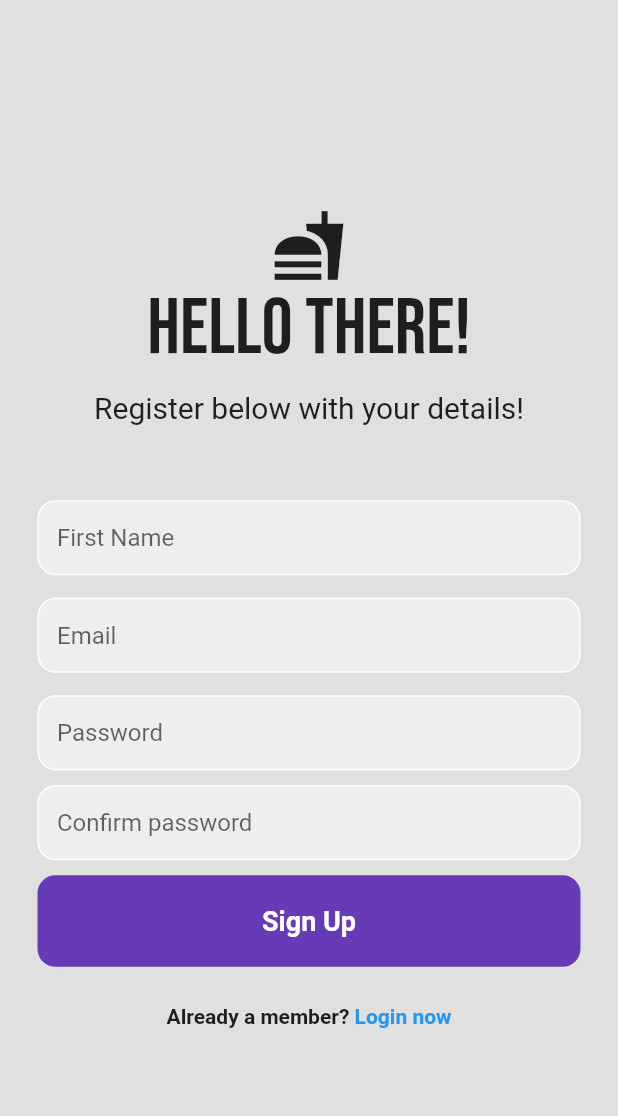
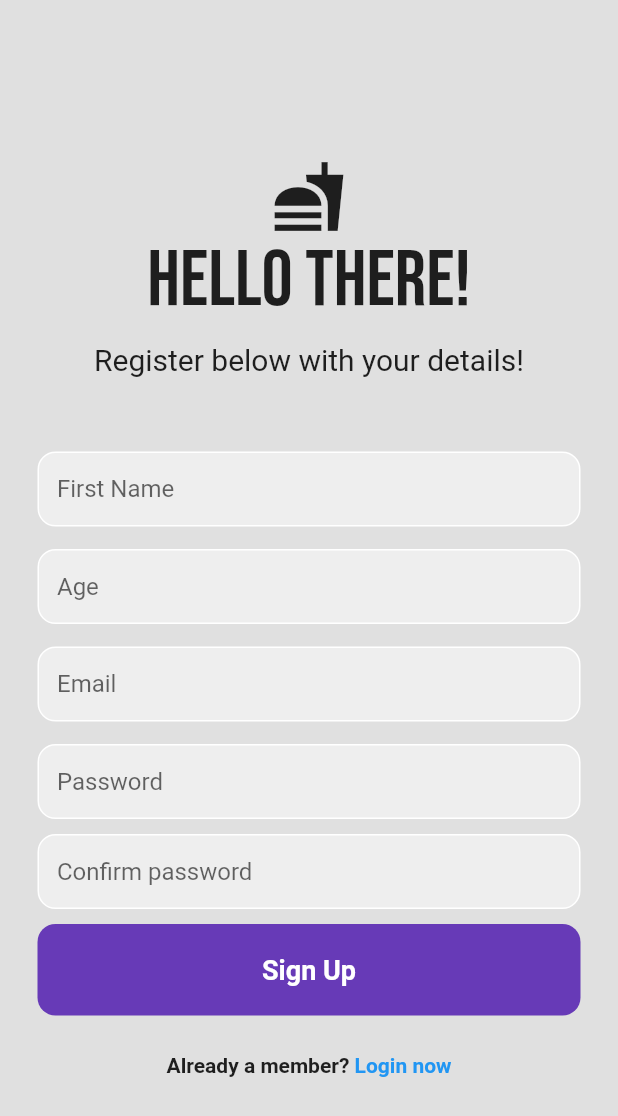
Before and after one commit to starig/starig-flutter-auth, a Flutter app: the RegisterPage screen opened directly with empty values, after a tap on "Sign Up", on a phone screen of 412 x 824 dp. Shown: the top 1116 px of the screen. Run offline on Flutter 3.47's test engine with Material 2 defaults, Android fonts, the phone set to English and light mode, and no system bars; our stand-ins replace cloud_firestore, firebase_auth, firebase_core, google_fonts; accounts and stored records are empty; network calls fail.

```diff
--- a/lib/pages/register_page.dart
+++ b/lib/pages/register_page.dart
@@ -20,6 +20,7 @@ class _RegisterPageState extends State<RegisterPage> {
   final _passwordController = TextEditingController();
   final _confirmPasswordController = TextEditingController();
   final _firstnameController = TextEditingController();
+  final _ageController = TextEditingController();
 
   @override
   void dispose() {
@@ -37,14 +38,19 @@ class _RegisterPageState extends State<RegisterPage> {
       );
 
       // add user details
-      addUserDetails(_firstnameController.text.trim());
+      addUserDetails(
+        _firstnameController.text.trim(),
+        int.parse(_ageController.text.trim()),
+      );
     }
   }
 
-  Future addUserDetails(String firstname) async {
-    FirebaseFirestore.instance.collection('users').add({
-      'first name': firstname
-    }).then((value) => null).catchError((e) => print(e));
+  Future addUserDetails(String firstname, int age) async {
+    FirebaseFirestore.instance
+        .collection('users')
+        .add({'first name': firstname, 'age': age})
+        .then((value) => null)
+        .catchError((e) => print(e));
   }
 
   bool passwordConfirmed() {
@@ -119,6 +125,31 @@ class _RegisterPageState extends State<RegisterPage> {
                       child: Padding(
                         padding: const EdgeInsets.symmetric(horizontal: 12.0),
                         child: TextField(
+                          keyboardType: TextInputType.number,
+                          controller: _ageController,
+                          decoration: InputDecoration(
+                            border: InputBorder.none,
+                            hintText: 'Age',
+                          ),
+                        ),
+                      ),
+                    ),
+                  ),
+                  SizedBox(
+                    height: 15,
+                  ),
+                  Padding(
+                    padding: const EdgeInsets.symmetric(horizontal: 25.0),
+                    child: Container(
+                      decoration: BoxDecoration(
+                        color: Colors.grey[200],
+                        border: Border.all(color: Colors.white),
+                        borderRadius: BorderRadius.circular(12),
+                      ),
+                      child: Padding(
+                        padding: const EdgeInsets.symmetric(horizontal: 12.0),
+                        child: TextField(
+                          keyboardType: TextInputType.emailAddress,
                           controller: _emailController,
                           decoration: InputDecoration(
                             border: InputBorder.none,
--- a/lib/read_data/get_user_name.dart
+++ b/lib/read_data/get_user_name.dart
@@ -19,7 +19,7 @@ class GetUserName extends StatelessWidget {
           if (snapshot.connectionState == ConnectionState.done) {
             Map<String, dynamic> data =
                 snapshot.data!.data() as Map<String, dynamic>;
-            return Text('First Name: ${data['first name']}');
+            return Text('${data['first name']}, ${data['age']}');
           } else {
             return Text('Loading..');
           }
```
Also changed, not shown: lib/pages/home_page.dart (+21 -5 lines). Lines whose indentation alone changed are shown as unchanged.
